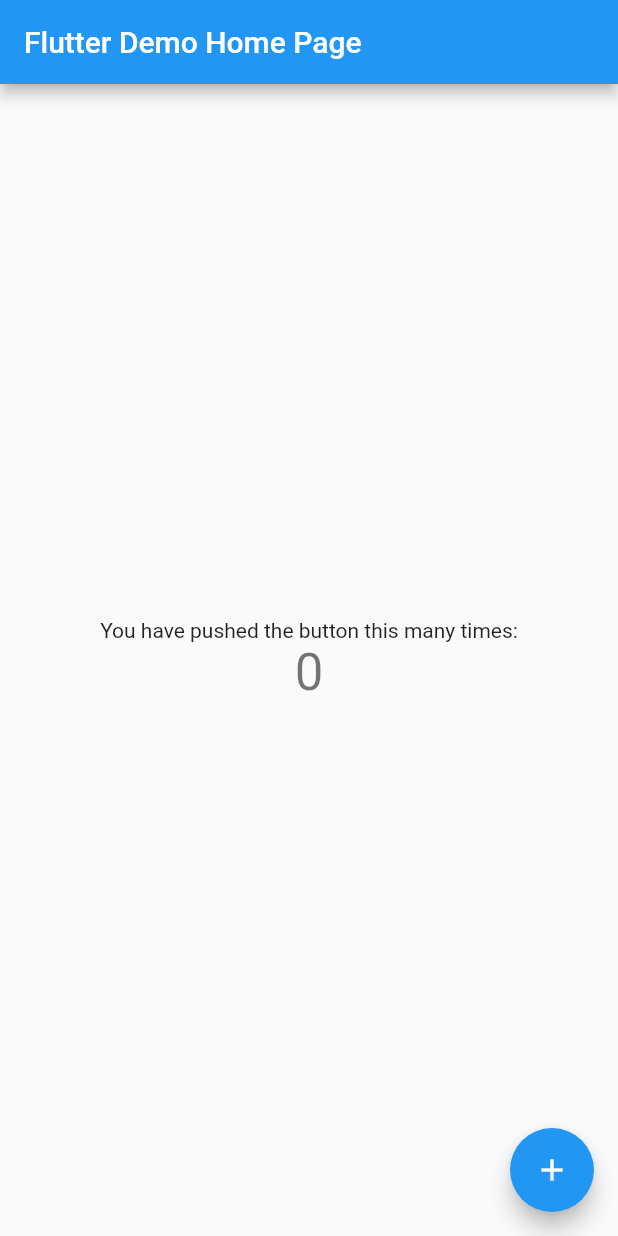
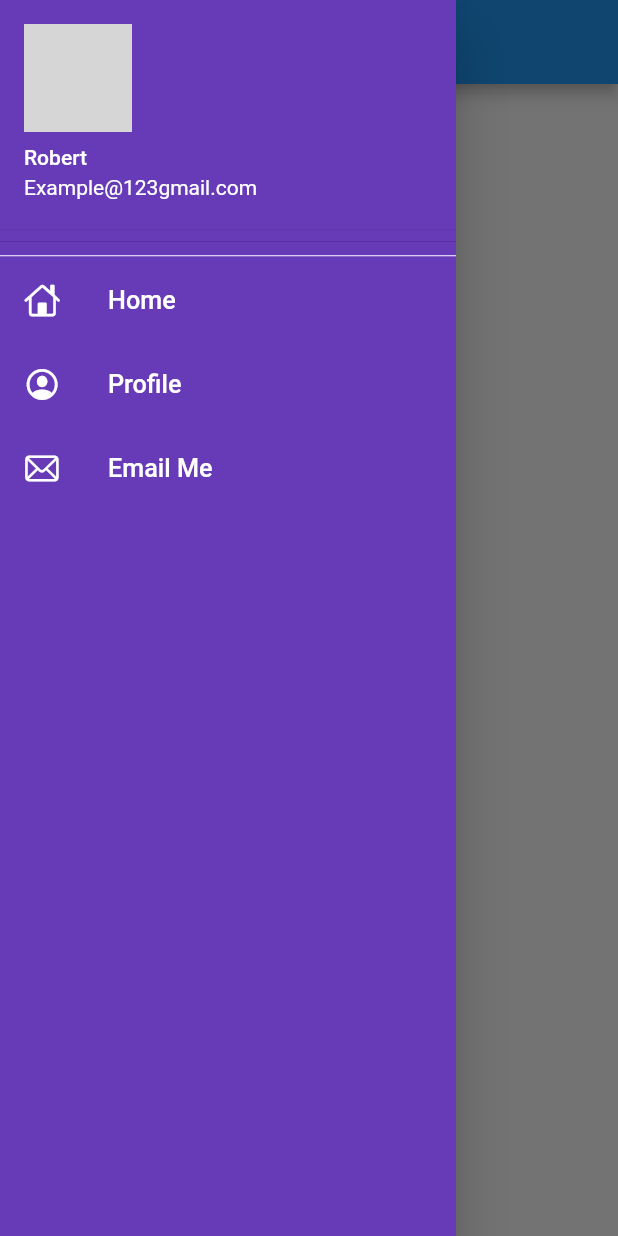
Before and after one commit to sahil078078/flutters_projects, a Flutter app: the screen it shows after launch, with the side drawer open (before the commit the screen has no drawer), on a phone screen of 412 x 824 dp. Run offline on Flutter 3.47's test engine with Material 2 defaults, Android fonts, the phone set to English and light mode, and no system bars; network calls fail; grey boxes are pictures that could not be loaded.

Commit message:
day 1 commit

```diff
--- /dev/null
+++ b/lib/Widgets/drawer.dart
@@ -0,0 +1,71 @@
+import 'package:flutter/cupertino.dart';
+import 'package:flutter/material.dart';
+
+class MyDrawer extends StatelessWidget {
+  const MyDrawer({Key? key}) : super(key: key);
+  final imageUrl =
+      'https://encrypted-tbn0.gstatic.com/images?q=tbn:ANd9GcTY_rb-K_uDH5B5H_4RaXE-JVDWaJJttOpq6g&usqp=CAU';
+
+  @override
+  Widget build(BuildContext context) {
+    return Drawer(
+      child: Container(
+        color: Colors.deepPurple,
+        child: ListView(
+          children: [
+            DrawerHeader(
+              padding: EdgeInsets.zero,
+              child: UserAccountsDrawerHeader(
+                decoration: const BoxDecoration(color: Colors.deepPurple),
+                currentAccountPicture: CircleAvatar(
+                  backgroundImage: NetworkImage(imageUrl),
+                  radius: 20,
+                ),
+                accountEmail: const Text('Example@123gmail.com'),
+                accountName: const Text('Robert'),
+                arrowColor: Colors.amberAccent,
+              ),
+            ),
+            const Divider(
+              color: Colors.white,
+              height: 3,
+            ),
+            const ListTile(
+              leading: Icon(
+                CupertinoIcons.home,
+                color: Colors.white,
+              ),
+              title: Text(
+                'Home',
+                style: TextStyle(color: Colors.white),
+                textScaleFactor: 1.2,
+              ),
+            ),
+            const ListTile(
+              leading: Icon(
+                CupertinoIcons.profile_circled,
+                color: Colors.white,
+              ),
+              title: Text(
+                'Profile',
+                style: TextStyle(color: Colors.white),
+                textScaleFactor: 1.2,
+              ),
+            ),
+            const ListTile(
+              leading: Icon(
+                CupertinoIcons.mail,
+                color: Colors.white,
+              ),
+              title: Text(
+                'Email Me',
+                style: TextStyle(color: Colors.white),
+                textScaleFactor: 1.2,
+              ),
+            ),
+          ],
+        ),
+      ),
+    );
+  }
+}
--- a/lib/main.dart
+++ b/lib/main.dart
@@ -1,115 +1,16 @@
 import 'package:flutter/material.dart';
+import 'package:flutters_projects/Widgets/drawer.dart';
 
 void main() {
-  runApp(const MyApp());
-}
-
-class MyApp extends StatelessWidget {
-  const MyApp({Key? key}) : super(key: key);
-
-  // This widget is the root of your application.
-  @override
-  Widget build(BuildContext context) {
-    return MaterialApp(
-      title: 'Flutter Demo',
-      theme: ThemeData(
-        // This is the theme of your application.
-        //
-        // Try running your application with "flutter run". You'll see the
-        // application has a blue toolbar. Then, without quitting the app, try
-        // changing the primarySwatch below to Colors.green and then invoke
-        // "hot reload" (press "r" in the console where you ran "flutter run",
-        // or simply save your changes to "hot reload" in a Flutter IDE).
-        // Notice that the counter didn't reset back to zero; the application
-        // is not restarted.
-        primarySwatch: Colors.blue,
-      ),
-      home: const MyHomePage(title: 'Flutter Demo Home Page'),
-    );
-  }
-}
-
-class MyHomePage extends StatefulWidget {
-  const MyHomePage({Key? key, required this.title}) : super(key: key);
-
-  // This widget is the home page of your application. It is stateful, meaning
-  // that it has a State object (defined below) that contains fields that affect
-  // how it looks.
-
-  // This class is the configuration for the state. It holds the values (in this
-  // case the title) provided by the parent (in this case the App widget) and
-  // used by the build method of the State. Fields in a Widget subclass are
-  // always marked "final".
-
-  final String title;
-
-  @override
-  State<MyHomePage> createState() => _MyHomePageState();
-}
-
-class _MyHomePageState extends State<MyHomePage> {
-  int _counter = 0;
-
-  void _incrementCounter() {
-    setState(() {
-      // This call to setState tells the Flutter framework that something has
-      // changed in this State, which causes it to rerun the build method below
-      // so that the display can reflect the updated values. If we changed
-      // _counter without calling setState(), then the build method would not be
-      // called again, and so nothing would appear to happen.
-      _counter++;
-    });
-  }
-
-  @override
-  Widget build(BuildContext context) {
-    // This method is rerun every time setState is called, for instance as done
-    // by the _incrementCounter method above.
-    //
-    // The Flutter framework has been optimized to make rerunning build methods
-    // fast, so that you can just rebuild anything that needs updating rather
-    // than having to individually change instances of widgets.
-    return Scaffold(
-      appBar: AppBar(
-        // Here we take the value from the MyHomePage object that was created by
-        // the App.build method, and use it to set our appbar title.
-        title: Text(widget.title),
-      ),
-      body: Center(
-        // Center is a layout widget. It takes a single child and positions it
-        // in the middle of the parent.
-        child: Column(
-          // Column is also a layout widget. It takes a list of children and
-          // arranges them vertically. By default, it sizes itself to fit its
-          // children horizontally, and tries to be as tall as its parent.
-          //
-          // Invoke "debug painting" (press "p" in the console, choose the
-          // "Toggle Debug Paint" action from the Flutter Inspector in Android
-          // Studio, or the "Toggle Debug Paint" command in Visual Studio Code)
-          // to see the wireframe for each widget.
-          //
-          // Column has various properties to control how it sizes itself and
-          // how it positions its children. Here we use mainAxisAlignment to
-          // center the children vertically; the main axis here is the vertical
-          // axis because Columns are vertical (the cross axis would be
-          // horizontal).
-          mainAxisAlignment: MainAxisAlignment.center,
-          children: <Widget>[
-            const Text(
-              'You have pushed the button this many times:',
-            ),
-            Text(
-              '$_counter',
-              style: Theme.of(context).textTheme.headline4,
-            ),
-          ],
+  runApp(
+    MaterialApp(
+      debugShowCheckedModeBanner: false,
+      home: SafeArea(
+        child: Scaffold(
+          appBar: AppBar(),
+          drawer: const MyDrawer(),
         ),
       ),
-      floatingActionButton: FloatingActionButton(
-        onPressed: _incrementCounter,
-        tooltip: 'Increment',
-        child: const Icon(Icons.add),
-      ), // This trailing comma makes auto-formatting nicer for build methods.
-    );
-  }
+    ),
+  );
 }
```
Also changed, not shown: 1 other file.
